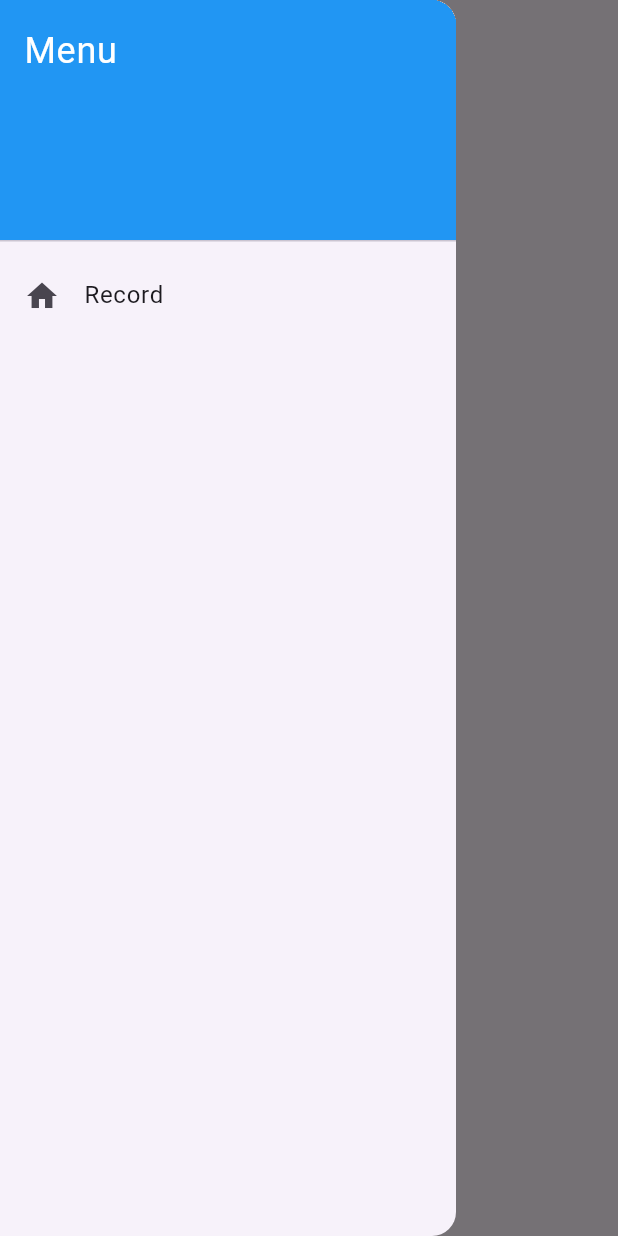
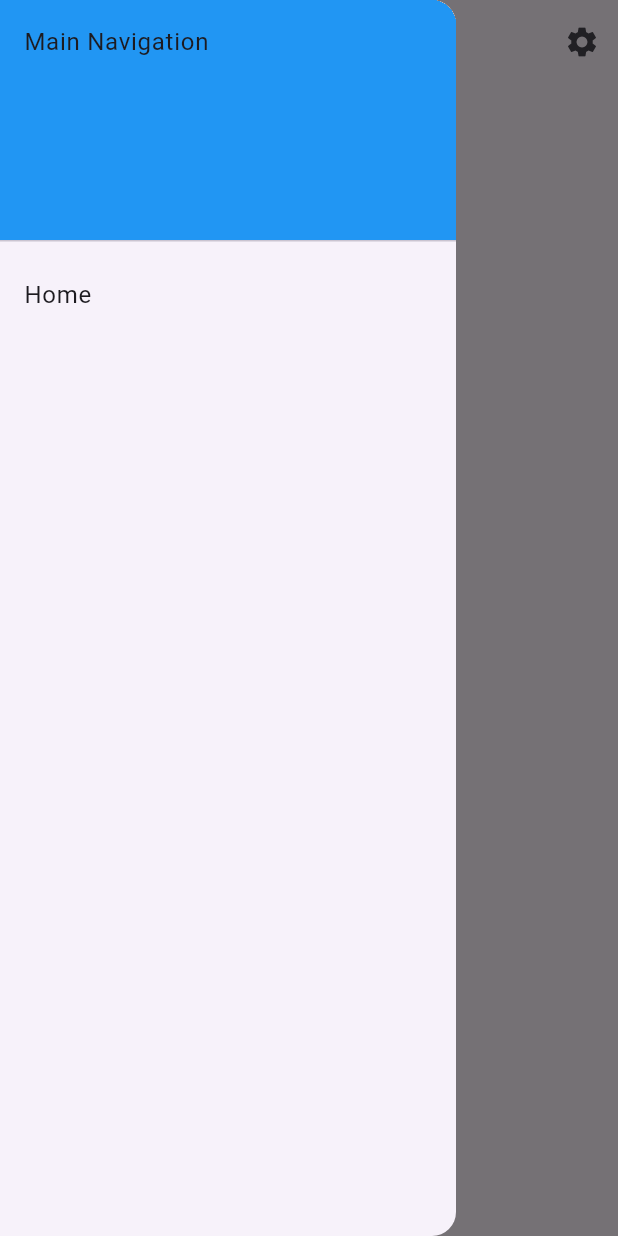
Before and after one commit to FitHanu/sound-recognition-ai, a Flutter app: the RecordPage screen opened directly, with the side drawer open, on a phone screen of 412 x 824 dp. Run offline on Flutter 3.47's test engine with Material 3 defaults, Android fonts, the phone set to English and light mode, and no system bars; our stand-ins replace shared_preferences; accounts and stored records are empty.

Commit message:
init record page

```diff
--- a/flutter/lib/src/features/record/presentation/record_page.dart
+++ b/flutter/lib/src/features/record/presentation/record_page.dart
@@ -1,15 +1,55 @@
 import 'package:flutter/material.dart';
-import '../../../common_widgets/app_drawer.dart';
+import '../../../common_widgets/settings_drawer.dart';
 
 class RecordPage extends StatelessWidget {
-  const RecordPage({super.key});
+  RecordPage({super.key});
+
+  // GlobalKey to manage Scaffold
+  final GlobalKey<ScaffoldState> _scaffoldKey = GlobalKey<ScaffoldState>();
 
   @override
   Widget build(BuildContext context) {
     return Scaffold(
-      appBar: AppBar(title: const Text('ABA SYSTEMS')),
-      drawer: const AppDrawer(),
-      body: const Center(child: Text('Record Page')),
+      key: _scaffoldKey, // Assigning the GlobalKey here
+      appBar: AppBar(
+        title: const Text('ABA Systems'),
+        leading: IconButton(
+          icon: const Icon(Icons.menu), // Open Main Drawer
+          onPressed: () {
+            _scaffoldKey.currentState?.openDrawer(); // Open LEFT Drawer
+          },
+        ),
+        actions: [
+          IconButton(
+            icon: const Icon(Icons.settings), // Open Settings Drawer
+            onPressed: () {
+              _scaffoldKey.currentState?.openEndDrawer(); // Open RIGHT Drawer
+            },
+          ),
+        ],
+      ),
+      drawer: const MainDrawer(), // Main Navigation Drawer (left)
+      endDrawer: const SettingsDrawer(), // Settings Drawer (right)
+      body: const Center(child: Text('Main Content Here')),
     );
   }
 }
+
+class MainDrawer extends StatelessWidget {
+  const MainDrawer({super.key});
+
+  @override
+  Widget build(BuildContext context) {
+    return Drawer(
+      child: ListView(
+        children: const [
+          DrawerHeader(
+            decoration: BoxDecoration(color: Colors.blue),
+            child: Text('Main Navigation'),
+          ),
+          ListTile(title: Text('Home')),
+        ],
+      ),
+    );
+  }
+}
```
